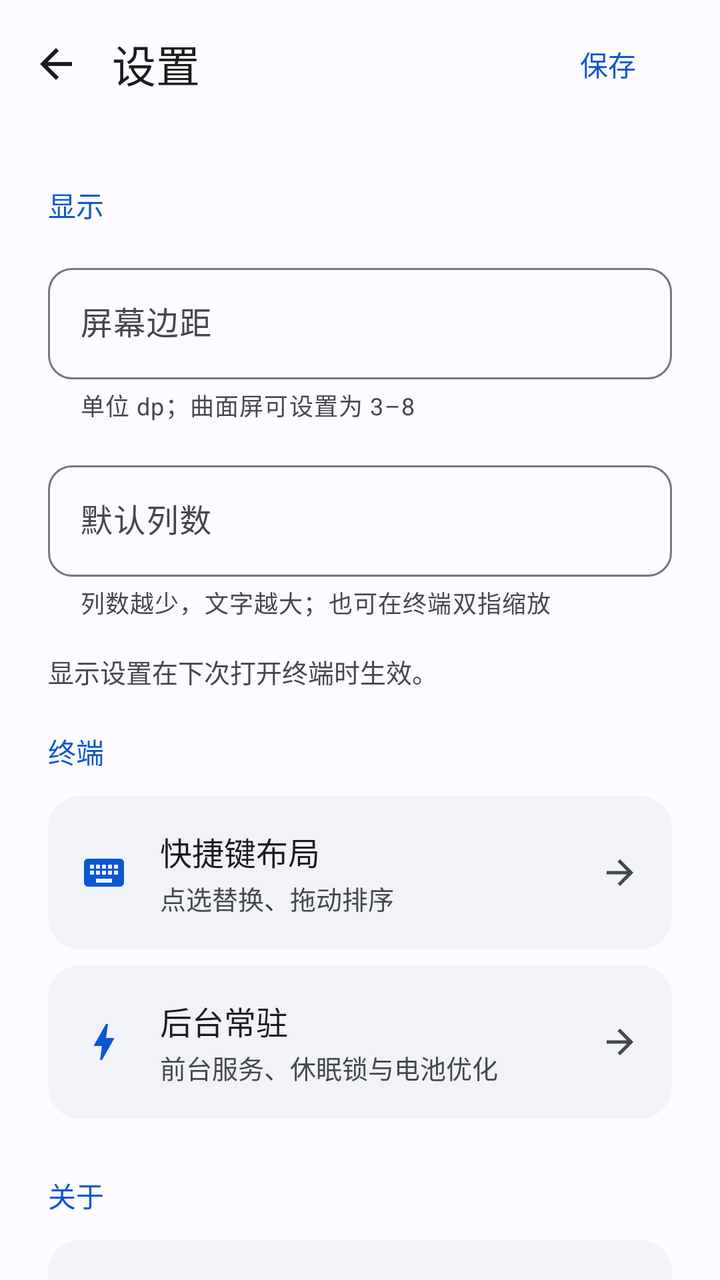
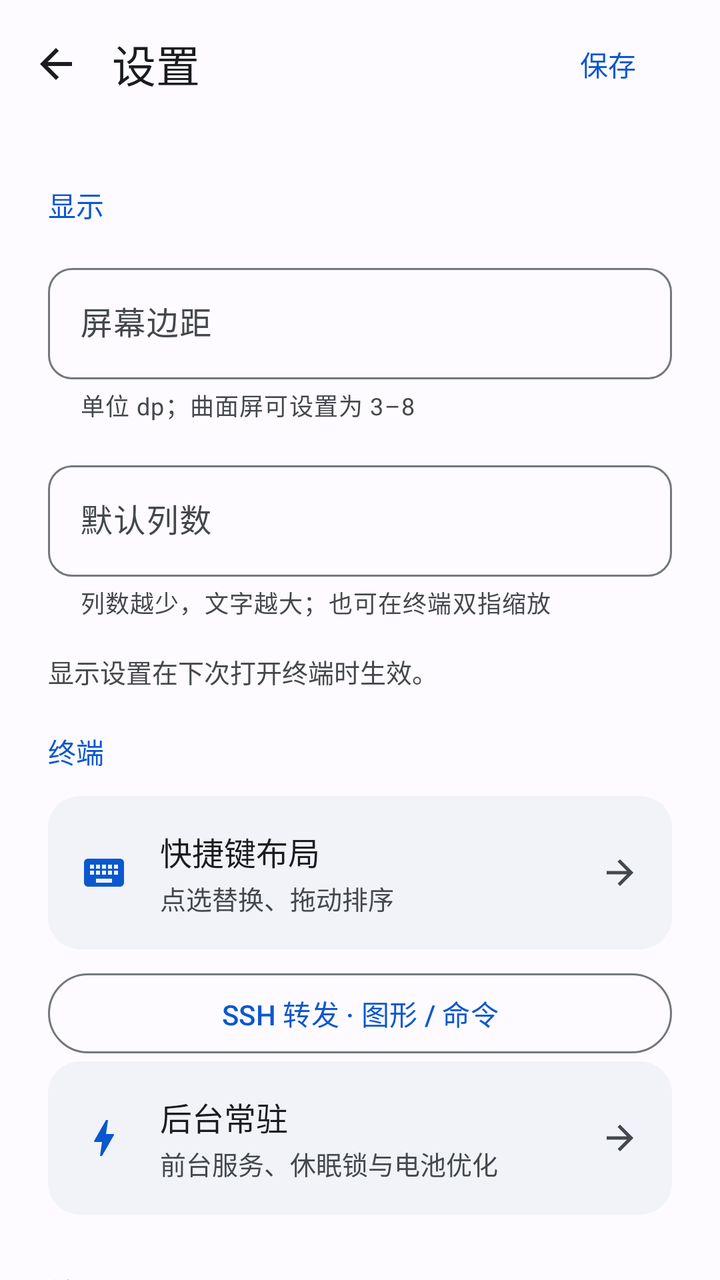

Screens rendered from an Android XML layout before and after an edit, with the pre-edit source and the edit as a unified diff.
<!-- AndroidManifest.xml: application theme AppTheme -->
<!-- res/layout/dialog_settings.xml -->
<?xml version="1.0" encoding="utf-8"?>
<LinearLayout
    xmlns:android="http://schemas.android.com/apk/res/android"
    xmlns:app="http://schemas.android.com/apk/res-auto"
    android:layout_width="match_parent"
    android:layout_height="match_parent"
    android:orientation="vertical"
    android:background="?attr/colorSurface"
    android:fitsSystemWindows="true">
    <LinearLayout
        android:layout_width="match_parent"
        android:layout_height="wrap_content"
        android:minHeight="64dp"
        android:gravity="center_vertical"
        android:paddingEnd="12dp">
        <ImageButton
            android:id="@+id/btn_cancel_settings"
            android:layout_width="56dp"
            android:layout_height="56dp"
            android:background="?attr/selectableItemBackgroundBorderless"
            android:padding="16dp"
            android:src="@drawable/ic_arrow_back"
            app:tint="?attr/colorOnSurface"
            android:contentDescription="@string/navigate_back" />
        <TextView
            android:layout_width="0dp"
            android:layout_height="wrap_content"
            android:text="@string/settings_title"
            android:textSize="22sp"
            android:textColor="?attr/colorOnSurface"
            android:id="@+id/tv_dialog_title"
            android:layout_weight="1" />
        <com.google.android.material.button.MaterialButton
            android:id="@+id/btn_save_settings"
            style="@style/Widget.Material3.Button.TextButton"
            android:layout_width="wrap_content"
            android:layout_height="wrap_content"
            android:minHeight="48dp"
            android:text="@string/save" />
    </LinearLayout>
    <androidx.core.widget.NestedScrollView
        android:layout_width="match_parent"
        android:layout_height="0dp"
        android:layout_weight="1"
        android:fillViewport="true"
        android:clipToPadding="false">
        <LinearLayout
            android:layout_width="match_parent"
            android:layout_height="wrap_content"
            android:orientation="vertical"
            android:paddingStart="24dp"
            android:paddingEnd="24dp"
            android:paddingBottom="32dp">
            <TextView
                android:layout_width="match_parent"
                android:layout_height="wrap_content"
                android:text="@string/settings_display"
                android:textSize="14sp"
                android:textColor="?attr/colorPrimary"
                android:paddingTop="28dp"
                android:paddingBottom="16dp"
                android:fontFamily="sans-serif-medium" />
            <com.google.android.material.textfield.TextInputLayout
                style="@style/Widget.Baka.TextField"
                android:layout_width="match_parent"
                android:layout_height="wrap_content"
                android:layout_marginBottom="16dp"
                android:hint="@string/settings_inset"
                app:helperText="@string/settings_inset_help">
                <com.google.android.material.textfield.TextInputEditText
                    android:id="@+id/et_settings_inset"
                    android:layout_width="match_parent"
                    android:layout_height="wrap_content"
                    android:inputType="number"
                    android:textSize="16sp" />
            </com.google.android.material.textfield.TextInputLayout>
            <com.google.android.material.textfield.TextInputLayout
                style="@style/Widget.Baka.TextField"
                android:layout_width="match_parent"
                android:layout_height="wrap_content"
                android:layout_marginBottom="16dp"
                android:hint="@string/settings_columns"
                app:helperText="@string/settings_columns_help">
                <com.google.android.material.textfield.TextInputEditText
                    android:id="@+id/et_settings_cols"
                    android:layout_width="match_parent"
                    android:layout_height="wrap_content"
                    android:inputType="number"
                    android:textSize="16sp" />
            </com.google.android.material.textfield.TextInputLayout>
            <TextView
                android:layout_width="match_parent"
                android:layout_height="wrap_content"
                android:text="@string/settings_apply_help"
                android:textSize="13sp"
                android:textColor="?attr/colorOnSurfaceVariant" />
            <TextView
                android:layout_width="match_parent"
                android:layout_height="wrap_content"
                android:text="@string/settings_terminal"
                android:textSize="14sp"
                android:textColor="?attr/colorPrimary"
                android:paddingTop="20dp"
                android:paddingBottom="12dp"
                android:fontFamily="sans-serif-medium" />
            <LinearLayout
                android:id="@+id/settings_extra_keys"
                android:layout_width="match_parent"
                android:layout_height="wrap_content"
                android:minHeight="72dp"
                android:layout_marginBottom="8dp"
                android:background="@drawable/bg_setting_row"
                android:foreground="?attr/selectableItemBackground"
                android:clickable="true"
                android:focusable="true"
                android:gravity="center_vertical"
                android:padding="16dp">
                <ImageView
                    android:layout_width="24dp"
                    android:layout_height="24dp"
                    android:src="@drawable/ic_keyboard"
                    app:tint="?attr/colorPrimary"
                    android:contentDescription="@null" />
                <LinearLayout
                    android:layout_width="0dp"
                    android:layout_height="wrap_content"
                    android:layout_weight="1"
                    android:layout_marginStart="16dp"
                    android:orientation="vertical">
                    <TextView
                        android:layout_width="match_parent"
                        android:layout_height="wrap_content"
                        android:text="@string/extra_keys_title"
                        android:textSize="16sp"
                        android:textColor="?attr/colorOnSurface" />
                    <TextView
                        
                        android:layout_width="match_parent"
                        android:layout_height="wrap_content"
                        android:text="@string/extra_keys_help"
                        android:textSize="13sp"
                        android:layout_marginTop="2dp"
                        android:textColor="?attr/colorOnSurfaceVariant" />
                </LinearLayout>
                <ImageView
                    android:layout_width="20dp"
                    android:layout_height="20dp"
                    android:src="@drawable/ic_arrow_forward"
                    app:tint="?attr/colorOnSurfaceVariant"
                    android:contentDescription="@null" />
            </LinearLayout>
            <LinearLayout
                android:id="@+id/settings_background"
                android:layout_width="match_parent"
                android:layout_height="wrap_content"
                android:minHeight="72dp"
                android:layout_marginBottom="8dp"
                android:background="@drawable/bg_setting_row"
                android:foreground="?attr/selectableItemBackground"
                android:clickable="true"
                android:focusable="true"
                android:gravity="center_vertical"
                android:padding="16dp">
                <ImageView
                    android:layout_width="24dp"
                    android:layout_height="24dp"
                    android:src="@drawable/ic_bolt"
                    app:tint="?attr/colorPrimary"
                    android:contentDescription="@null" />
                <LinearLayout
                    android:layout_width="0dp"
                    android:layout_height="wrap_content"
                    android:layout_weight="1"
                    android:layout_marginStart="16dp"
                    android:orientation="vertical">
                    <TextView
                        android:layout_width="match_parent"
                        android:layout_height="wrap_content"
                        android:text="@string/background_settings"
                        android:textSize="16sp"
                        android:textColor="?attr/colorOnSurface" />
                    <TextView
                        android:id="@+id/tv_settings_background"
                        android:layout_width="match_parent"
                        android:layout_height="wrap_content"
                        android:text="@string/background_settings_help"
                        android:textSize="13sp"
                        android:layout_marginTop="2dp"
                        android:textColor="?attr/colorOnSurfaceVariant" />
                </LinearLayout>
                <ImageView
                    android:layout_width="20dp"
                    android:layout_height="20dp"
                    android:src="@drawable/ic_arrow_forward"
                    app:tint="?attr/colorOnSurfaceVariant"
                    android:contentDescription="@null" />
            </LinearLayout>
            <TextView
                android:layout_width="match_parent"
                android:layout_height="wrap_content"
                android:text="@string/settings_about"
                android:textSize="14sp"
                android:textColor="?attr/colorPrimary"
                android:paddingTop="20dp"
                android:paddingBottom="12dp"
                android:fontFamily="sans-serif-medium" />
            <LinearLayout
                android:id="@+id/settings_about"
                android:layout_width="match_parent"
                android:layout_height="wrap_content"
                android:minHeight="72dp"
                android:layout_marginBottom="8dp"
                android:background="@drawable/bg_setting_row"
                android:foreground="?attr/selectableItemBackground"
                android:clickable="true"
                android:focusable="true"
                android:gravity="center_vertical"
                android:padding="16dp">
                <ImageView
                    android:layout_width="24dp"
                    android:layout_height="24dp"
                    android:src="@drawable/ic_info"
                    app:tint="?attr/colorPrimary"
                    android:contentDescription="@null" />
                <LinearLayout
                    android:layout_width="0dp"
                    android:layout_height="wrap_content"
                    android:layout_weight="1"
                    android:layout_marginStart="16dp"
                    android:orientation="vertical">
                    <TextView
                        android:layout_width="match_parent"
                        android:layout_height="wrap_content"
                        android:text="@string/about_title"
                        android:textSize="16sp"
                        android:textColor="?attr/colorOnSurface" />
                    <TextView
                        android:id="@+id/tv_settings_version"
                        android:layout_width="match_parent"
                        android:layout_height="wrap_content"
                        
                        android:textSize="13sp"
                        android:layout_marginTop="2dp"
                        android:textColor="?attr/colorOnSurfaceVariant" />
                </LinearLayout>
                <ImageView
                    android:layout_width="20dp"
                    android:layout_height="20dp"
                    android:src="@drawable/ic_arrow_forward"
                    app:tint="?attr/colorOnSurfaceVariant"
                    android:contentDescription="@null" />
            </LinearLayout>
        </LinearLayout>
    </androidx.core.widget.NestedScrollView>
</LinearLayout>
<!-- resources referenced by this layout -->
<resources>
  <!-- drawable bg_setting_row (drawable) -->
  <shape xmlns:android="http://schemas.android.com/apk/res/android" xmlns:app="http://schemas.android.com/apk/res-auto"><solid android:color="?attr/colorSurfaceContainer"/><corners android:radius="16dp"/></shape>
  <string name="about_title">关于 bakaSSH</string>
  <string name="background_settings">后台常驻</string>
  <string name="background_settings_help">前台服务、休眠锁与电池优化</string>
  <string name="extra_keys_help">点选替换、拖动排序</string>
  <string name="extra_keys_title">快捷键布局</string>
  <string name="navigate_back">返回</string>
  <string name="save">保存</string>
  <string name="settings_about">关于</string>
  <string name="settings_apply_help">显示设置在下次打开终端时生效。</string>
  <string name="settings_columns">默认列数</string>
  <string name="settings_columns_help">列数越少，文字越大；也可在终端双指缩放</string>
  <string name="settings_display">显示</string>
  <string name="settings_inset">屏幕边距</string>
  <string name="settings_inset_help">单位 dp；曲面屏可设置为 3–8</string>
  <string name="settings_terminal">终端</string>
  <string name="settings_title">设置</string>
  <style name="AppTheme" parent="BaseAppTheme" />
  <color name="md_theme_onSurfaceVariant">#44474E</color>
  <color name="md_theme_primary">#0B57D0</color>
  <color name="md_theme_onPrimary">#FFFFFF</color>
  <color name="md_theme_primaryContainer">#D3E3FD</color>
  <color name="md_theme_onPrimaryContainer">#041E49</color>
  <color name="md_theme_secondary">#565E71</color>
  <color name="md_theme_onSecondary">#FFFFFF</color>
  <color name="md_theme_secondaryContainer">#DAE2F9</color>
  <color name="md_theme_onSecondaryContainer">#131C2B</color>
  <color name="md_theme_tertiary">#146C2E</color>
  <color name="md_theme_onTertiary">#FFFFFF</color>
  <color name="md_theme_tertiaryContainer">#C4EED0</color>
  <color name="md_theme_onTertiaryContainer">#072711</color>
  <color name="md_theme_error">#BA1A1A</color>
  <color name="md_theme_onError">#FFFFFF</color>
  <color name="md_theme_errorContainer">#FFDAD6</color>
  <color name="md_theme_onErrorContainer">#410002</color>
  <color name="md_theme_surface">#FDFBFF</color>
  <color name="md_theme_onSurface">#1A1C1E</color>
  <color name="md_theme_surfaceVariant">#E1E2EC</color>
  <color name="md_theme_surfaceContainerLowest">#FFFFFF</color>
  <color name="md_theme_surfaceContainerLow">#F7F8FC</color>
  <color name="md_theme_surfaceContainer">#F1F3F9</color>
  <color name="md_theme_surfaceContainerHigh">#ECEEF4</color>
  <color name="md_theme_surfaceContainerHighest">#E6E8EE</color>
  <color name="md_theme_onBackground">#1A1C1E</color>
  <color name="md_theme_outline">#74777F</color>
  <color name="md_theme_outlineVariant">#C4C6D0</color>
  <color name="term_surface">#111318</color>
  <style name="PixelBottomSheetDialogTheme" parent="ThemeOverlay.Material3.BottomSheetDialog">
          <item name="bottomSheetStyle">@style/PixelBottomSheetModalStyle</item>
      </style>
  <style name="PixelAlertDialogTheme" parent="ThemeOverlay.Material3.MaterialAlertDialog">
          <item name="shapeAppearance">@style/ShapeAppearance.Pixel.Dialog</item>
          <item name="colorSurface">?attr/colorSurfaceContainerHigh</item>
      </style>
  <style name="PixelBottomSheetModalStyle" parent="Widget.Material3.BottomSheet.Modal">
          <item name="backgroundTint">?attr/colorSurfaceContainerLow</item>
          <item name="shapeAppearance">@style/ShapeAppearance.Pixel.BottomSheet</item>
      </style>
  <style name="ShapeAppearance.Pixel.Dialog" parent="ShapeAppearance.Material3.Corner.ExtraLarge">
          <item name="cornerSize">28dp</item>
      </style>
  <style name="ShapeAppearance.Pixel.BottomSheet" parent="ShapeAppearance.Material3.Corner.ExtraLarge">
          <item name="cornerSizeTopLeft">28dp</item>
          <item name="cornerSizeTopRight">28dp</item>
          <item name="cornerSizeBottomLeft">0dp</item>
          <item name="cornerSizeBottomRight">0dp</item>
      </style>
  <!-- unchanged entries left out for length: 7 -->
</resources>

<!-- the commit's change to res/layout/dialog_settings.xml (unified diff, before → after) -->
@@ -149,6 +149,12 @@
                     app:tint="?attr/colorOnSurfaceVariant"
                     android:contentDescription="@null" />
             </LinearLayout>
+            <com.google.android.material.button.MaterialButton
+                android:id="@+id/settings_ssh_forwarding"
+                style="@style/Widget.Material3.Button.OutlinedButton"
+                android:layout_width="match_parent"
+                android:layout_height="wrap_content"
+                android:text="SSH 转发 · 图形 / 命令" />
             <LinearLayout
                 android:id="@+id/settings_background"
                 android:layout_width="match_parent"
